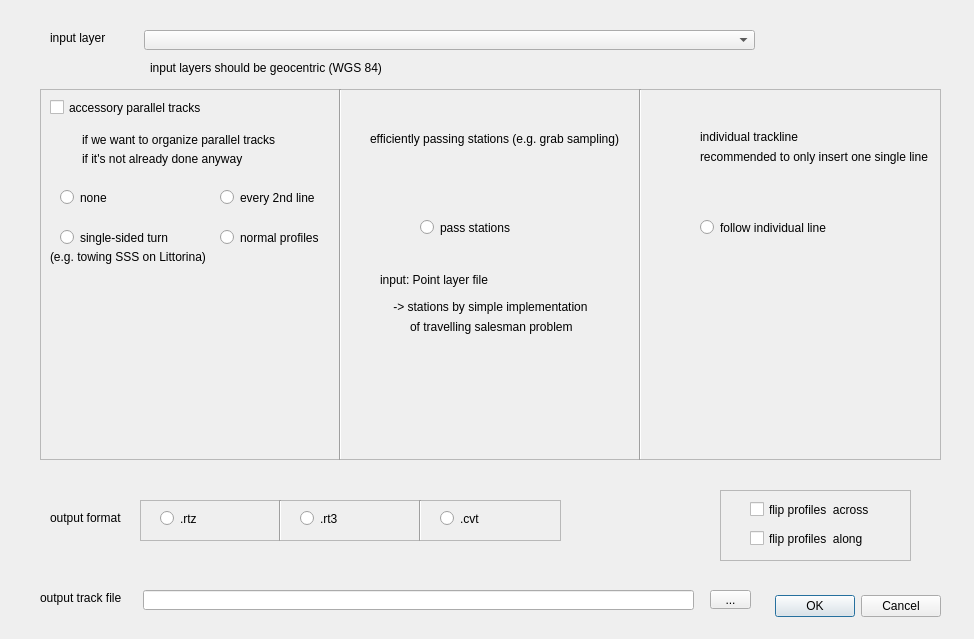
Qt form cruisetrack/cruise_track_dialog_base.ui (gim4p/cruise_track_tool) before a commit.
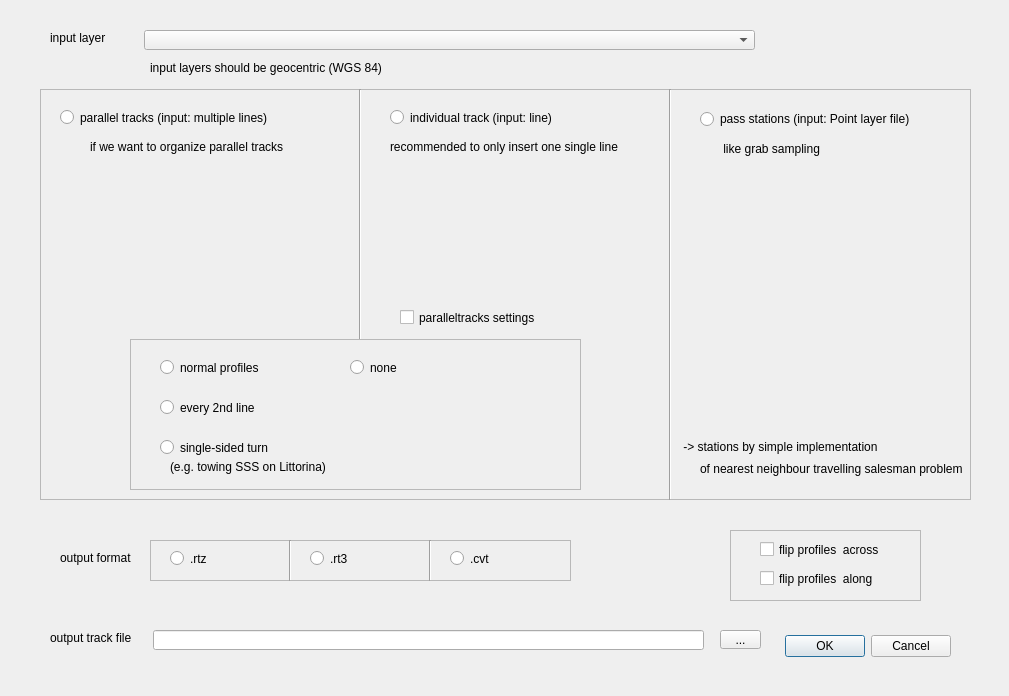
The same form after that commit. Icons and pictures are not drawn.

Commit message: added the new features to a branch checked out from the main branch.

What changed in the file:
```diff
--- a/cruisetrack/cruise_track_dialog_base.ui
+++ b/cruisetrack/cruise_track_dialog_base.ui
@@ -6,8 +6,8 @@
    <rect>
     <x>0</x>
     <y>0</y>
-    <width>974</width>
-    <height>639</height>
+    <width>1009</width>
+    <height>696</height>
    </rect>
   </property>
   <property name="windowTitle">
@@ -16,8 +16,8 @@
   <widget class="QDialogButtonBox" name="button_box">
    <property name="geometry">
     <rect>
-     <x>770</x>
-     <y>590</y>
+     <x>780</x>
+     <y>630</y>
      <width>171</width>
      <height>32</height>
     </rect>
@@ -57,8 +57,8 @@
     <rect>
      <x>40</x>
      <y>89</y>
-     <width>901</width>
-     <height>371</height>
+     <width>931</width>
+     <height>411</height>
     </rect>
    </property>
    <property name="frameShape">
@@ -67,26 +67,13 @@
    <property name="frameShadow">
     <enum>QFrame::Raised</enum>
    </property>
-   <widget class="QRadioButton" name="normalProfiles">
-    <property name="geometry">
-     <rect>
-      <x>180</x>
-      <y>140</y>
-      <width>131</width>
-      <height>17</height>
-     </rect>
-    </property>
-    <property name="text">
-     <string>normal profiles</string>
-    </property>
-   </widget>
    <widget class="Line" name="line">
     <property name="geometry">
      <rect>
-      <x>290</x>
+      <x>310</x>
       <y>0</y>
       <width>20</width>
-      <height>371</height>
+      <height>251</height>
      </rect>
     </property>
     <property name="orientation">
@@ -96,21 +83,21 @@
    <widget class="QLabel" name="label_3">
     <property name="geometry">
      <rect>
-      <x>330</x>
-      <y>40</y>
-      <width>261</width>
+      <x>680</x>
+      <y>50</y>
+      <width>181</width>
       <height>20</height>
      </rect>
     </property>
     <property name="text">
-     <string>efficiently passing stations (e.g. grab sampling)</string>
+     <string> like grab sampling</string>
     </property>
    </widget>
    <widget class="QLabel" name="label_5">
     <property name="geometry">
      <rect>
-      <x>42</x>
-      <y>43</y>
+      <x>50</x>
+      <y>50</y>
       <width>211</width>
       <height>16</height>
      </rect>
@@ -119,105 +106,11 @@
      <string>if we want to organize parallel tracks</string>
     </property>
    </widget>
-   <widget class="QLabel" name="label_6">
-    <property name="geometry">
-     <rect>
-      <x>42</x>
-      <y>62</y>
-      <width>201</width>
-      <height>16</height>
-     </rect>
-    </property>
-    <property name="text">
-     <string>if it's not already done anyway</string>
-    </property>
-   </widget>
-   <widget class="QCheckBox" name="accessory">
-    <property name="enabled">
-     <bool>true</bool>
-    </property>
-    <property name="geometry">
-     <rect>
-      <x>10</x>
-      <y>10</y>
-      <width>211</width>
-      <height>17</height>
-     </rect>
-    </property>
-    <property name="text">
-     <string>accessory parallel tracks</string>
-    </property>
-   </widget>
-   <widget class="QLabel" name="label_7">
-    <property name="geometry">
-     <rect>
-      <x>10</x>
-      <y>160</y>
-      <width>171</width>
-      <height>16</height>
-     </rect>
-    </property>
-    <property name="text">
-     <string>(e.g. towing SSS on Littorina)</string>
-    </property>
-   </widget>
-   <widget class="QRadioButton" name="noneBt">
-    <property name="geometry">
-     <rect>
-      <x>20</x>
-      <y>100</y>
-      <width>71</width>
-      <height>17</height>
-     </rect>
-    </property>
-    <property name="text">
-     <string>none</string>
-    </property>
-   </widget>
-   <widget class="QRadioButton" name="Littorina">
-    <property name="geometry">
-     <rect>
-      <x>20</x>
-      <y>140</y>
-      <width>141</width>
-      <height>17</height>
-     </rect>
-    </property>
-    <property name="text">
-     <string>single-sided turn</string>
-    </property>
-   </widget>
-   <widget class="QRadioButton" name="every2nd">
-    <property name="geometry">
-     <rect>
-      <x>180</x>
-      <y>100</y>
-      <width>131</width>
-      <height>17</height>
-     </rect>
-    </property>
-    <property name="text">
-     <string>every 2nd line</string>
-    </property>
-   </widget>
-   <widget class="QLabel" name="label_8">
-    <property name="geometry">
-     <rect>
-      <x>340</x>
-      <y>180</y>
-      <width>181</width>
-      <height>21</height>
-     </rect>
-    </property>
-    <property name="text">
-     <string>input: Point layer file</string>
-    </property>
-   </widget>
    <widget class="QLabel" name="label_9">
     <property name="geometry">
      <rect>
-      <x>350</x>
-      <y>210</y>
+      <x>640</x>
+      <y>350</y>
       <width>221</width>
       <height>16</height>
      </rect>
@@ -229,91 +122,36 @@
    <widget class="QLabel" name="label_10">
     <property name="geometry">
      <rect>
-      <x>370</x>
-      <y>230</y>
-      <width>181</width>
-      <height>16</height>
+      <x>660</x>
+      <y>370</y>
+      <width>281</width>
+      <height>20</height>
      </rect>
     </property>
     <property name="text">
-     <string>of travelling salesman problem</string>
+     <string>of nearest neighbour travelling salesman problem</string>
     </property>
    </widget>
    <widget class="Line" name="line_5">
     <property name="geometry">
      <rect>
-      <x>590</x>
+      <x>620</x>
       <y>0</y>
       <width>20</width>
-      <height>371</height>
+      <height>411</height>
      </rect>
     </property>
     <property name="orientation">
      <enum>Qt::Vertical</enum>
     </property>
    </widget>
-   <widget class="QLabel" name="label_12">
-    <property name="geometry">
-     <rect>
-      <x>660</x>
-      <y>40</y>
-      <width>161</width>
-      <height>16</height>
-     </rect>
-    </property>
-    <property name="text">
-     <string>individual trackline</string>
-    </property>
-   </widget>
-   <widget class="QRadioButton" name="individualtrackline">
-    <property name="geometry">
-     <rect>
-      <x>660</x>
-      <y>130</y>
-      <width>191</width>
-      <height>17</height>
-     </rect>
-    </property>
-    <property name="text">
-     <string>follow individual line</string>
-    </property>
-   </widget>
-   <widget class="QLabel" name="label_13">
-    <property name="geometry">
-     <rect>
-      <x>660</x>
-      <y>60</y>
-      <width>231</width>
-      <height>16</height>
-     </rect>
-    </property>
-    <property name="text">
-     <string>recommended to only insert one single line</string>
-    </property>
-   </widget>
-   <widget class="QLabel" name="zline_label">
-    <property name="geometry">
-     <rect>
-      <x>700</x>
-      <y>230</y>
-      <width>91</width>
-      <height>81</height>
-     </rect>
-    </property>
-    <property name="text">
-     <string/>
-    </property>
-    <property name="pixmap">
-     <pixmap>:/plugins/cruise_track/zline.png</pixmap>
-    </property>
-   </widget>
    <widget class="QLabel" name="zpoints_label">
     <property name="geometry">
      <rect>
-      <x>390</x>
-      <y>270</y>
-      <width>91</width>
-      <height>81</height>
+      <x>710</x>
+      <y>160</y>
+      <width>121</width>
+      <height>101</height>
      </rect>
     </property>
     <property name="text">
@@ -326,10 +164,10 @@
    <widget class="QLabel" name="label_14">
     <property name="geometry">
      <rect>
-      <x>80</x>
-      <y>250</y>
-      <width>121</width>
-      <height>81</height>
+      <x>90</x>
+      <y>100</y>
+      <width>131</width>
+      <height>91</height>
      </rect>
     </property>
     <property name="text">
@@ -342,22 +180,171 @@
    <widget class="QRadioButton" name="pass_stations_tsp">
     <property name="geometry">
      <rect>
-      <x>380</x>
-      <y>130</y>
+      <x>660</x>
+      <y>20</y>
+      <width>251</width>
+      <height>20</height>
+     </rect>
+    </property>
+    <property name="text">
+     <string>pass stations (input: Point layer file)</string>
+    </property>
+   </widget>
+   <widget class="QLabel" name="zline_label">
+    <property name="geometry">
+     <rect>
+      <x>400</x>
+      <y>90</y>
+      <width>111</width>
+      <height>101</height>
+     </rect>
+    </property>
+    <property name="text">
+     <string/>
+    </property>
+    <property name="pixmap">
+     <pixmap>:/plugins/cruise_track/zline.png</pixmap>
+    </property>
+   </widget>
+   <widget class="QLabel" name="label_13">
+    <property name="geometry">
+     <rect>
+      <x>350</x>
+      <y>50</y>
+      <width>231</width>
+      <height>16</height>
+     </rect>
+    </property>
+    <property name="text">
+     <string>recommended to only insert one single line</string>
+    </property>
+   </widget>
+   <widget class="QRadioButton" name="individualtrackline">
+    <property name="geometry">
+     <rect>
+      <x>350</x>
+      <y>20</y>
       <width>191</width>
       <height>17</height>
      </rect>
     </property>
     <property name="text">
-     <string>pass stations</string>
+     <string>individual track (input: line)</string>
+    </property>
+   </widget>
+   <widget class="QFrame" name="frame_4">
+    <property name="geometry">
+     <rect>
+      <x>90</x>
+      <y>250</y>
+      <width>451</width>
+      <height>151</height>
+     </rect>
+    </property>
+    <property name="frameShape">
+     <enum>QFrame::StyledPanel</enum>
+    </property>
+    <property name="frameShadow">
+     <enum>QFrame::Raised</enum>
+    </property>
+    <widget class="QLabel" name="label_7">
+     <property name="geometry">
+      <rect>
+       <x>40</x>
+       <y>120</y>
+       <width>171</width>
+       <height>16</height>
+      </rect>
+     </property>
+     <property name="text">
+      <string>(e.g. towing SSS on Littorina)</string>
+     </property>
+    </widget>
+    <widget class="QRadioButton" name="noneBt">
+     <property name="geometry">
+      <rect>
+       <x>220</x>
+       <y>20</y>
+       <width>71</width>
+       <height>17</height>
+      </rect>
+     </property>
+     <property name="text">
+      <string>none</string>
+     </property>
+    </widget>
+    <widget class="QRadioButton" name="every2nd">
+     <property name="geometry">
+      <rect>
+       <x>30</x>
+       <y>60</y>
+       <width>131</width>
+       <height>17</height>
+      </rect>
+     </property>
+     <property name="text">
+      <string>every 2nd line</string>
+     </property>
+    </widget>
+    <widget class="QRadioButton" name="Littorina">
+     <property name="geometry">
+      <rect>
+       <x>30</x>
+       <y>100</y>
+       <width>141</width>
+       <height>17</height>
+      </rect>
+     </property>
+     <property name="text">
+      <string>single-sided turn</string>
+     </property>
+    </widget>
+    <widget class="QRadioButton" name="normalProfiles">
+     <property name="geometry">
+      <rect>
+       <x>30</x>
+       <y>20</y>
+       <width>131</width>
+       <height>17</height>
+      </rect>
+     </property>
+     <property name="text">
+      <string>normal profiles</string>
+     </property>
+    </widget>
+   </widget>
+   <widget class="QRadioButton" name="mult_para_lines">
+    <property name="geometry">
+     <rect>
+      <x>20</x>
+      <y>20</y>
+      <width>291</width>
+      <height>17</height>
+     </rect>
+    </property>
+    <property name="text">
+     <string>parallel tracks (input: multiple lines)</string>
+    </property>
+   </widget>
+   <widget class="QCheckBox" name="parallel_lines">
+    <property name="geometry">
+     <rect>
+      <x>360</x>
+      <y>220</y>
+      <width>221</width>
+      <height>17</height>
+     </rect>
+    </property>
+    <property name="text">
+     <string>paralleltracks settings</string>
     </property>
    </widget>
   </widget>
   <widget class="QToolButton" name="tb_outTrack">
    <property name="geometry">
     <rect>
-     <x>710</x>
-     <y>590</y>
+     <x>720</x>
+     <y>630</y>
      <width>41</width>
      <height>19</height>
     </rect>
@@ -369,8 +356,8 @@
   <widget class="QLabel" name="label_2">
    <property name="geometry">
     <rect>
-     <x>40</x>
-     <y>590</y>
+     <x>50</x>
+     <y>630</y>
      <width>101</width>
      <height>16</height>
     </rect>
@@ -382,8 +369,8 @@
   <widget class="QLineEdit" name="le_outTrack">
    <property name="geometry">
     <rect>
-     <x>143</x>
-     <y>590</y>
+     <x>153</x>
+     <y>630</y>
      <width>551</width>
      <height>20</height>
     </rect>
@@ -392,8 +379,8 @@
   <widget class="QLabel" name="label_4">
    <property name="geometry">
     <rect>
-     <x>50</x>
-     <y>510</y>
+     <x>60</x>
+     <y>550</y>
      <width>71</width>
      <height>16</height>
     </rect>
@@ -405,8 +392,8 @@
   <widget class="QFrame" name="frame_3">
    <property name="geometry">
     <rect>
-     <x>140</x>
-     <y>500</y>
+     <x>150</x>
+     <y>540</y>
      <width>421</width>
      <height>41</height>
     </rect>
@@ -488,7 +475,7 @@
     <rect>
      <x>150</x>
      <y>60</y>
-     <width>341</width>
+     <width>821</width>
      <height>16</height>
     </rect>
    </property>
@@ -499,10 +486,10 @@
   <widget class="QLabel" name="label_15">
    <property name="geometry">
     <rect>
-     <x>880</x>
+     <x>890</x>
      <y>10</y>
-     <width>51</width>
-     <height>51</height>
+     <width>81</width>
+     <height>71</height>
     </rect>
    </property>
    <property name="text">
@@ -515,8 +502,8 @@
   <widget class="QFrame" name="frame_2">
    <property name="geometry">
     <rect>
-     <x>720</x>
-     <y>490</y>
+     <x>730</x>
+     <y>530</y>
      <width>191</width>
      <height>71</height>
     </rect>
```
The commit also changes 2 other files.
